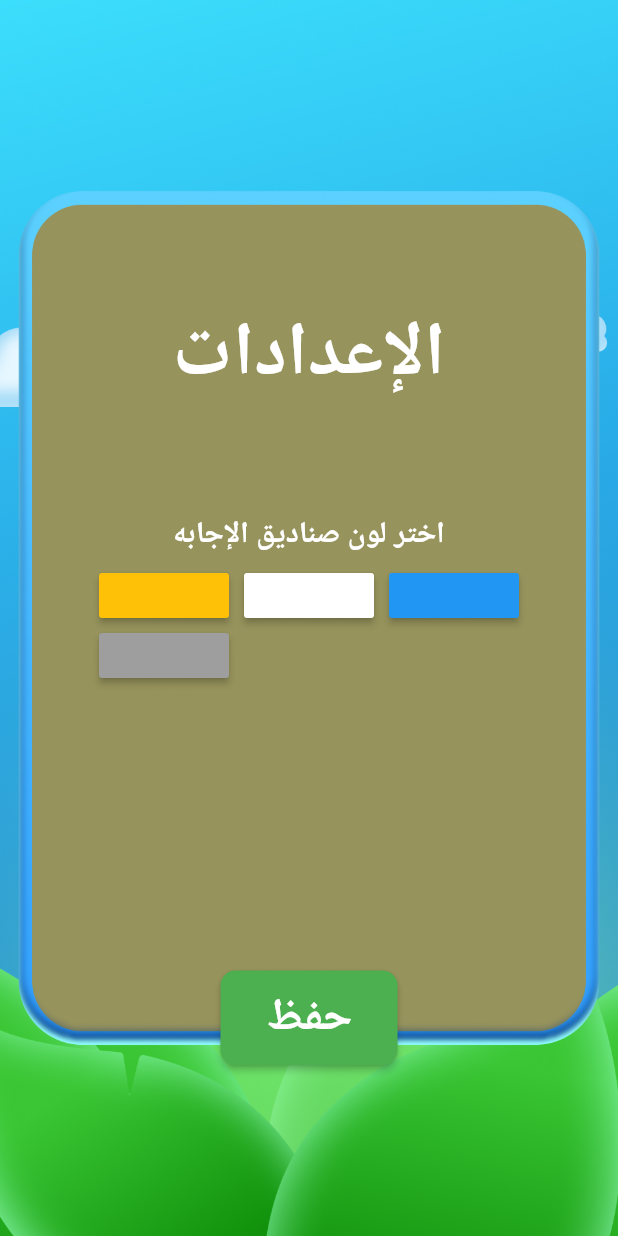
After one commit to SillyRobot883/EdRaak, a Flutter app: the screen it shows after launch, after a tap on "الإعدادات", on a phone screen of 412 x 824 dp. The commit adds this screen. Run offline on Flutter 3.47's test engine with Material 3 defaults, Android fonts, the light colour scheme and no system bars; our stand-ins replace awesome_snackbar_content, confetti, google_fonts, shared_preferences; Roboto replaces fonts that are missing (Tajawal).

Commit message:
Created settings page, and uesd sharedPreferences package to save the data locally in user's device

```diff
--- a/The code/test_1/lib/ResultPage.dart
+++ b/The code/test_1/lib/ResultPage.dart
@@ -38,7 +38,7 @@ class _ResultPageState extends State<ResultPage> {
       body: Container(
         decoration: const BoxDecoration(
           image: DecorationImage(
-            image: AssetImage('images/Reslutimage.png'),
+            image: AssetImage('images/ResultImage.png'),
             fit: BoxFit.cover,
           ),
         ),
--- /dev/null
+++ b/The code/test_1/lib/Settings.dart
@@ -0,0 +1,187 @@
+import 'package:flutter/material.dart';
+import 'package:google_fonts/google_fonts.dart';
+import 'package:shared_preferences/shared_preferences.dart';
+import 'package:awesome_snackbar_content/awesome_snackbar_content.dart';
+import 'package:test_1/main.dart';
+
+class settings extends StatefulWidget {
+  const settings({super.key});
+
+  @override
+  State<settings> createState() => _settingsState();
+}
+
+class _settingsState extends State<settings> {
+  String? color;
+
+  @override
+  Widget build(BuildContext context) {
+    return Scaffold(
+        body: Container(
+      decoration: const BoxDecoration(
+        image: DecorationImage(
+          image: AssetImage(
+              "images/SettingsPage.jpg"), // Replace with your actual image path
+          fit: BoxFit.cover,
+        ),
+      ),
+      child: Container(
+        margin: const EdgeInsets.only(top: 200),
+        child: Column(
+          children: [
+            Center(
+                child: Text(
+              'الإعدادات',
+              style: GoogleFonts.tajawal(
+                fontSize: 50.0,
+                fontWeight: FontWeight.bold,
+                color: Colors.white,
+              ),
+            )),
+            const SizedBox(
+              height: 70,
+            ),
+            Center(
+                child: Text(
+              'اختر لون صناديق الإجابه',
+              style: GoogleFonts.tajawal(
+                fontSize: 20.0,
+                fontWeight: FontWeight.bold,
+                color: Colors.white,
+              ),
+            )),
+            SizedBox(
+                height: 200,
+                width: 280,
+                child: GridView(
+                  padding: const EdgeInsets.only(top: 10),
+                  shrinkWrap: true,
+                  gridDelegate: const SliverGridDelegateWithFixedCrossAxisCount(
+                    crossAxisCount: 3,
+                    crossAxisSpacing: 10,
+                    mainAxisSpacing: 10,
+                    mainAxisExtent: 30,
+                  ),
+                  children: [
+                    MaterialButton(
+                      onPressed: () async {
+                        SharedPreferences pref =
+                            await SharedPreferences.getInstance();
+                        pref.setString("color", "amber");
+                        final snackBar = SnackBar(
+                          /// need to set following properties for best effect of awesome_snackbar_content
+                          elevation: 0,
+                          behavior: SnackBarBehavior.floating,
+                          backgroundColor: Colors.transparent,
+                          content: AwesomeSnackbarContent(
+                            title: 'تم إختيار اللون',
+                            message: '',
+                            contentType: ContentType.success,
+                          ),
+                        );
+
+                        ScaffoldMessenger.of(context)
+                          ..hideCurrentSnackBar()
+                          ..showSnackBar(snackBar);
+                      },
+                      color: Colors.amber,
+                    ),
+                    MaterialButton(
+                      onPressed: () async {
+                        SharedPreferences pref =
+                            await SharedPreferences.getInstance();
+                        pref.setString("color", "white");
+                        final snackBar = SnackBar(
+                          /// need to set following properties for best effect of awesome_snackbar_content
+                          elevation: 0,
+                          behavior: SnackBarBehavior.floating,
+                          backgroundColor: Colors.transparent,
+                          content: AwesomeSnackbarContent(
+                            title: 'تم إختيار اللون',
+                            message: '',
+                            contentType: ContentType.success,
+                          ),
+                        );
+
+                        ScaffoldMessenger.of(context)
+                          ..hideCurrentSnackBar()
+                          ..showSnackBar(snackBar);
+                      },
+                      color: Colors.white,
+                    ),
+                    MaterialButton(
+                      onPressed: () async {
+                        SharedPreferences pref =
+                            await SharedPreferences.getInstance();
+                        pref.setString("color", "blue");
+                        final snackBar = SnackBar(
+                          /// need to set following properties for best effect of awesome_snackbar_content
+                          elevation: 0,
+                          behavior: SnackBarBehavior.floating,
+                          backgroundColor: Colors.transparent,
+                          content: AwesomeSnackbarContent(
+                            title: 'تم إختيار اللون',
+                            message: '',
+                            contentType: ContentType.success,
+                          ),
+                        );
+
+                        ScaffoldMessenger.of(context)
+                          ..hideCurrentSnackBar()
+                          ..showSnackBar(snackBar);
+                      },
+                      color: Colors.blue,
+                    ),
+                    MaterialButton(
+                      onPressed: () async {
+                        SharedPreferences pref =
+                            await SharedPreferences.getInstance();
+                        pref.setString("color", "grey");
+                        final snackBar = SnackBar(
+                          /// need to set following properties for best effect of awesome_snackbar_content
+                          elevation: 0,
+                          behavior: SnackBarBehavior.floating,
+                          backgroundColor: Colors.transparent,
+                          content: AwesomeSnackbarContent(
+                            title: 'تم إختيار اللون',
+                            message: '',
+                            contentType: ContentType.success,
+                          ),
+                        );
+
+                        ScaffoldMessenger.of(context)
+                          ..hideCurrentSnackBar()
+                          ..showSnackBar(snackBar);
+                      },
+                      color: Colors.grey,
+                    ),
+                  ],
+                )),
+            const SizedBox(
+              height: 75,
+            ),
+            MaterialButton(
+                padding:
+                    const EdgeInsets.symmetric(horizontal: 30, vertical: 10),
+                shape: RoundedRectangleBorder(
+                    borderRadius: BorderRadius.circular(10)),
+                color: Colors.green,
+                onPressed: () {
+                  Navigator.of(context).pushReplacement(MaterialPageRoute(
+                    builder: (context) => MainMenu(),
+                  ));
+                },
+                child: Text(
+                  'حفظ',
+                  style: GoogleFonts.tajawal(
+                    fontSize: 30.0,
+                    fontWeight: FontWeight.bold,
+                    color: Colors.white,
+                  ),
+                ))
+          ],
+        ),
+      ),
+    ));
+  }
+}
--- a/The code/test_1/lib/main.dart
+++ b/The code/test_1/lib/main.dart
@@ -1,5 +1,6 @@
 import 'package:flutter/material.dart';
 import 'package:test_1/LoginPage.dart';
+import 'package:test_1/Settings.dart';
 import 'package:test_1/The_game.dart';
 import 'package:google_fonts/google_fonts.dart';
 
@@ -38,7 +39,7 @@ class MainMenu extends StatelessWidget {
             child: Column(
               mainAxisAlignment: MainAxisAlignment.center,
               children: [
-                const SizedBox(height: 80.0),
+                const SizedBox(height: 95.0),
                 ElevatedButton(
                     onPressed: () {
                       Navigator.push(
@@ -58,6 +59,9 @@ class MainMenu extends StatelessWidget {
                         fontWeight: FontWeight.bold,
                       ),
                     )),
+                const SizedBox(
+                  height: 5,
+                ),
                 ElevatedButton(
                   child: Text(
                     'تسجيل دخول',
@@ -71,6 +75,22 @@ class MainMenu extends StatelessWidget {
                     );
                   },
                 ),
+                const SizedBox(
+                  height: 5,
+                ),
+                ElevatedButton(
+                  child: Text(
+                    'الإعدادات',
+                    style: GoogleFonts.tajawal(
+                        fontSize: 16.0, fontWeight: FontWeight.bold),
+                  ),
+                  onPressed: () {
+                    Navigator.push(
+                      context,
+                      MaterialPageRoute(builder: (context) => settings()),
+                    );
+                  },
+                ),
               ],
             ),
           ),
```
Also changed, not shown: The code/test_1/lib/The_game.dart (+29 -5 lines), The code/test_1/pubspec.yaml (+5 -21 lines), The code/test_1/images/ResultImage.png (renamed from The code/test_1/images/ReslutImage.png), The code/test_1/images/SettingsPage.jpg (added), The code/test_1/pubspec.lock, 1 other file.
